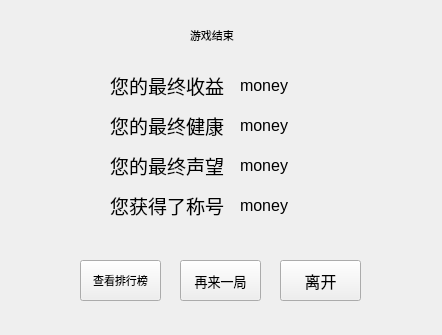
wwwxyz123/shanghaifusheng, file uitest.ui: the form before one commit.
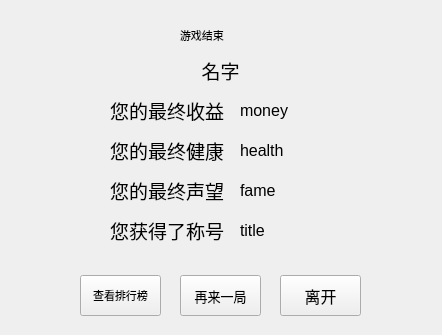
The form after the commit.

Commit message: 基本完善

```diff
--- a/uitest.ui
+++ b/uitest.ui
@@ -18,12 +18,12 @@
   <property name="windowTitle">
    <string>Form</string>
   </property>
-  <widget class="QLabel" name="title">
+  <widget class="QLabel" name="contenttitle">
    <property name="geometry">
     <rect>
-     <x>190</x>
+     <x>180</x>
      <y>10</y>
-     <width>91</width>
+     <width>96</width>
      <height>51</height>
     </rect>
    </property>
@@ -38,7 +38,7 @@
    <property name="geometry">
     <rect>
      <x>240</x>
-     <y>70</y>
+     <y>95</y>
      <width>121</width>
      <height>31</height>
     </rect>
@@ -56,7 +56,7 @@
    <property name="geometry">
     <rect>
      <x>110</x>
-     <y>70</y>
+     <y>95</y>
      <width>121</width>
      <height>31</height>
     </rect>
@@ -75,7 +75,7 @@
    <property name="geometry">
     <rect>
      <x>240</x>
-     <y>110</y>
+     <y>135</y>
      <width>121</width>
      <height>31</height>
     </rect>
@@ -86,14 +86,14 @@
     </font>
    </property>
    <property name="text">
-    <string>money</string>
+    <string>health</string>
    </property>
   </widget>
   <widget class="QLabel" name="label_2">
    <property name="geometry">
     <rect>
      <x>110</x>
-     <y>110</y>
+     <y>135</y>
      <width>121</width>
      <height>31</height>
     </rect>
@@ -112,7 +112,7 @@
    <property name="geometry">
     <rect>
      <x>240</x>
-     <y>150</y>
+     <y>175</y>
      <width>121</width>
      <height>31</height>
     </rect>
@@ -123,14 +123,14 @@
     </font>
    </property>
    <property name="text">
-    <string>money</string>
+    <string>fame</string>
    </property>
   </widget>
   <widget class="QLabel" name="label_3">
    <property name="geometry">
     <rect>
      <x>110</x>
-     <y>150</y>
+     <y>175</y>
      <width>121</width>
      <height>31</height>
     </rect>
@@ -145,12 +145,12 @@
     <string>您的最终声望：</string>
    </property>
   </widget>
-  <widget class="QLabel" name="money_4">
+  <widget class="QLabel" name="title">
    <property name="geometry">
     <rect>
      <x>240</x>
-     <y>190</y>
-     <width>121</width>
+     <y>215</y>
+     <width>196</width>
      <height>31</height>
     </rect>
    </property>
@@ -160,14 +160,14 @@
     </font>
    </property>
    <property name="text">
-    <string>money</string>
+    <string>title</string>
    </property>
   </widget>
   <widget class="QLabel" name="label_4">
    <property name="geometry">
     <rect>
      <x>110</x>
-     <y>190</y>
+     <y>215</y>
      <width>121</width>
      <height>31</height>
     </rect>
@@ -186,7 +186,7 @@
    <property name="geometry">
     <rect>
      <x>80</x>
-     <y>260</y>
+     <y>275</y>
      <width>81</width>
      <height>41</height>
     </rect>
@@ -204,7 +204,7 @@
    <property name="geometry">
     <rect>
      <x>180</x>
-     <y>260</y>
+     <y>275</y>
      <width>81</width>
      <height>41</height>
     </rect>
@@ -222,7 +222,7 @@
    <property name="geometry">
     <rect>
      <x>280</x>
-     <y>260</y>
+     <y>275</y>
      <width>81</width>
      <height>41</height>
     </rect>
@@ -236,6 +236,25 @@
     <string>离开</string>
    </property>
   </widget>
+  <widget class="QLabel" name="name">
+   <property name="geometry">
+    <rect>
+     <x>0</x>
+     <y>55</y>
+     <width>441</width>
+     <height>31</height>
+    </rect>
+   </property>
+   <property name="font">
+    <font>
+     <family>楷体</family>
+     <pointsize>14</pointsize>
+    </font>
+   </property>
+   <property name="text">
+    <string>&lt;html&gt;&lt;head/&gt;&lt;body&gt;&lt;p align=&quot;center&quot;&gt;名字&lt;/p&gt;&lt;/body&gt;&lt;/html&gt;</string>
+   </property>
+  </widget>
  </widget>
  <resources/>
  <connections/>
```
Left out of the diff: 4 changed lines with no effect on the pictures. The commit also changes 2 other files.
